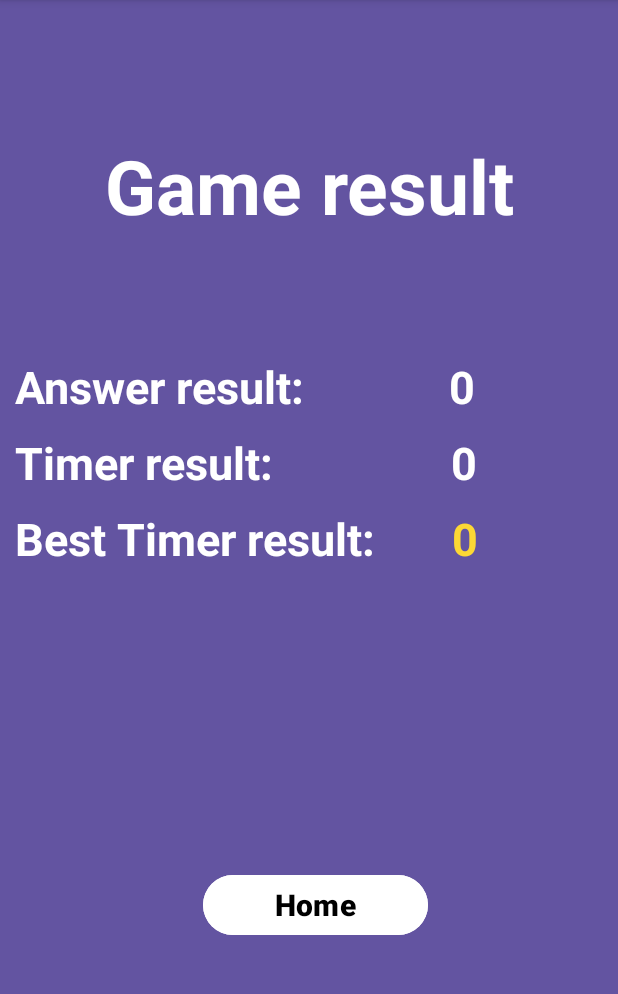
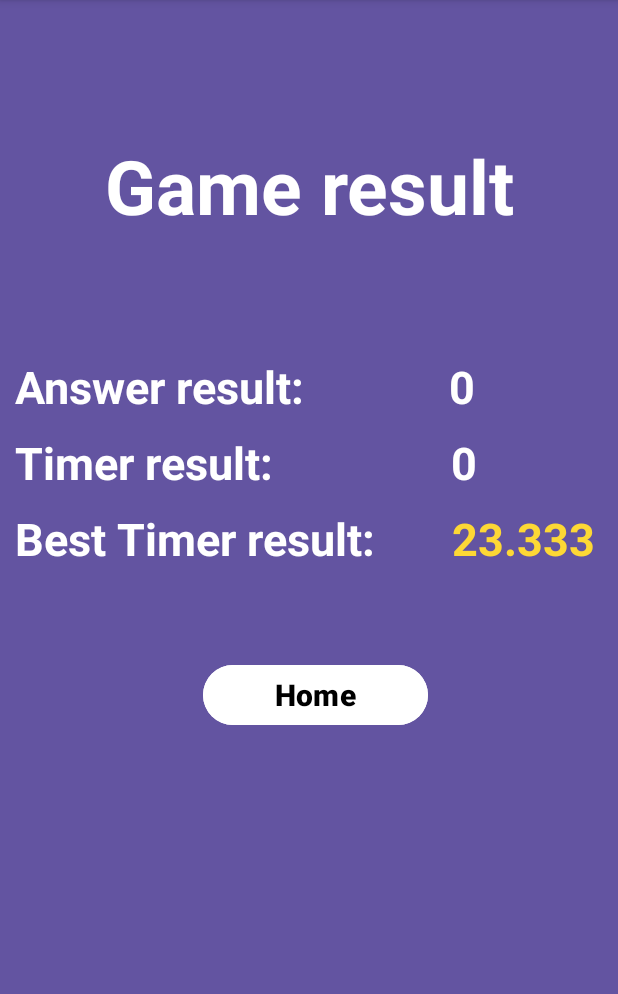
Before and after one commit to N1ph1l1m/android_saveData, an Android app: the finalBrainActivity screen opened directly, with no data from a screen before it, on a phone screen of 412 x 824 dp, the part 96-1090 px from its top. Run offline under Robolectric (Android 15) with nearby library versions, the phone set to English and light mode, and no system bars.

Commit message:
Refactor finalBrainActivity

```diff
--- a/app/src/main/java/com/example/databaseroom/finalBrainActivity.java
+++ b/app/src/main/java/com/example/databaseroom/finalBrainActivity.java
@@ -11,12 +11,14 @@ public class finalBrainActivity extends AppCompatActivity {
 
     private TextView textViewTitle;
     private TextView textViewResult;
+
+    private TextView answersTimer;
     private TextView textViewBestResult;
 
     Intent intent = getIntent();
     private  String res;
     private  float timeres;
-    private float betsTimer = 3.333f;
+    private float betsTimer = 23.333f;
     @Override
     protected void onCreate(Bundle savedInstanceState) {
         super.onCreate(savedInstanceState);
@@ -25,23 +27,29 @@ public class finalBrainActivity extends AppCompatActivity {
         textViewTitle = findViewById(R.id.textViewTitle);
         textViewResult = findViewById(R.id.textViewResult);
         textViewBestResult = findViewById(R.id.textViewBestResult);
+        answersTimer = findViewById(R.id.textViewResultTimer);
+
+        textViewBestResult.setText(String.valueOf(betsTimer));
 
        Bundle arguments = getIntent().getExtras();
 
         if(arguments!=null){
             res = arguments.get("result").toString();
+            textViewResult.setText(res);
 
             timeres = (float) arguments.get("resultTime");
-            if(timeres > betsTimer) {
+            if(timeres < betsTimer) {
+                answersTimer.setText(String.valueOf(timeres));
+                betsTimer = timeres;
                 textViewBestResult.setText(String.valueOf(betsTimer));
             }else{
-                textViewBestResult.setText(String.valueOf(timeres));
-                betsTimer = timeres;
+                answersTimer.setText(String.valueOf(timeres));
             }
+        }
 
-            textViewResult.setText(res);
 
-        }
+
+
 
     }
 
--- a/app/src/main/res/layout/activity_final_brain.xml
+++ b/app/src/main/res/layout/activity_final_brain.xml
@@ -118,7 +118,7 @@
 
 
         <Button
-            android:layout_marginTop="200dp"
+            android:layout_marginTop="60dp"
             android:layout_marginLeft="135dp"
             android:id="@+id/buttonPlay"
             android:layout_width="150dp"
```
